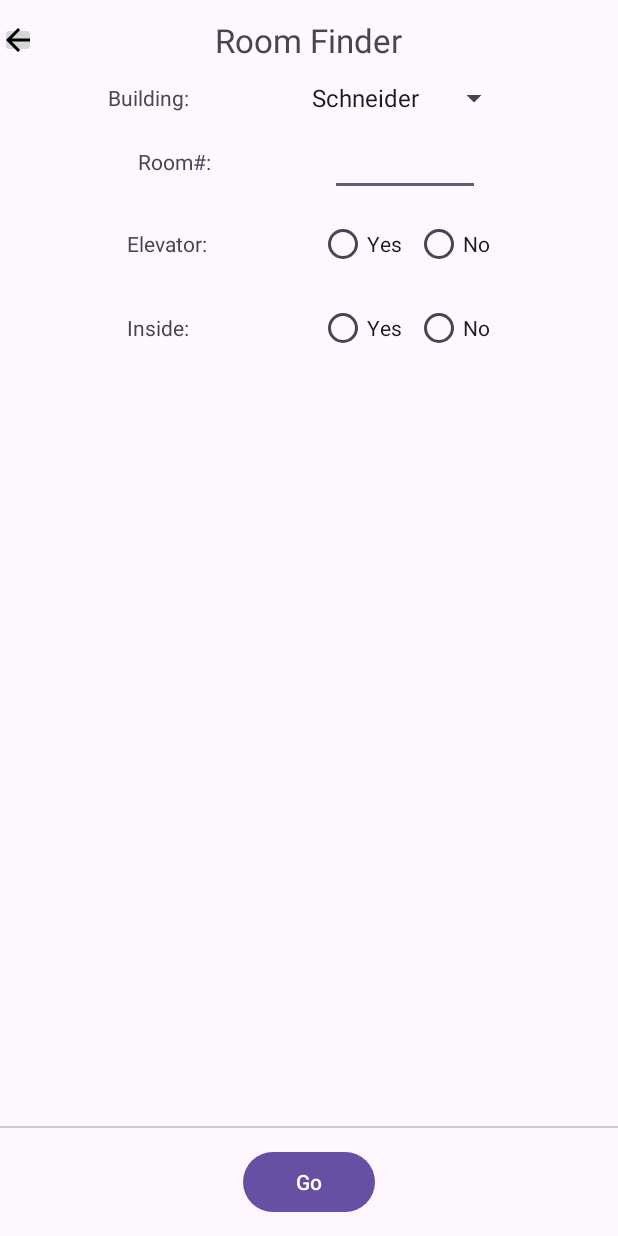
After one commit to IsaacH-Byte/ClassMaps, an Android app: the layout room_finder.xml on its own in the app's theme, with its tools: preview values and no code run, on a phone screen of 412 x 824 dp. The commit adds this screen. Run offline under Robolectric (Android 15) with nearby library versions, the phone set to English and light mode, and no system bars.

Commit message:
initial room finder page

```diff
--- /dev/null
+++ b/app/src/main/res/drawable/baseline_arrow_back.xml
@@ -0,0 +1,20 @@
+<!--
+  ~ Copyright (C) 2026 The Android Open Source Project
+  ~
+  ~ Licensed under the Apache License, Version 2.0 (the "License");
+  ~ you may not use this file except in compliance with the License.
+  ~ You may obtain a copy of the License at
+  ~
+  ~      http://www.apache.org/licenses/LICENSE-2.0
+  ~
+  ~ Unless required by applicable law or agreed to in writing, software
+  ~ distributed under the License is distributed on an "AS IS" BASIS,
+  ~ WITHOUT WARRANTIES OR CONDITIONS OF ANY KIND, either express or implied.
+  ~ See the License for the specific language governing permissions and
+  ~ limitations under the License.
+  -->
+<vector xmlns:android="http://schemas.android.com/apk/res/android" android:autoMirrored="true" android:height="24dp" android:tint="#000000" android:viewportHeight="24" android:viewportWidth="24" android:width="24dp">
+
+    <path android:fillColor="@android:color/white" android:pathData="M20,11H7.83l5.59,-5.59L12,4l-8,8 8,8 1.41,-1.41L7.83,13H20v-2z"/>
+
+</vector>
--- /dev/null
+++ b/app/src/main/res/layout/room_finder.xml
@@ -0,0 +1,139 @@
+<?xml version="1.0" encoding="utf-8"?>
+
+<LinearLayout
+    android:layout_width="match_parent"
+    android:layout_height="match_parent"
+    android:orientation="vertical"
+    android:gravity="center_horizontal"
+    android:paddingTop="12dp"
+    android:paddingBottom="12dp"
+    xmlns:android="http://schemas.android.com/apk/res/android">
+    <FrameLayout
+        android:layout_width="match_parent"
+        android:layout_height="wrap_content"
+        android:layout_marginBottom="12dp">
+        <ImageButton
+            android:layout_width="24dp"
+            android:layout_height="24dp"
+            android:layout_gravity="start|center_vertical"
+            android:src="@drawable/baseline_arrow_back">
+        </ImageButton>
+        <TextView
+            android:layout_width="wrap_content"
+            android:layout_height="wrap_content"
+            android:layout_gravity="center"
+            android:layout_marginStart="24dp"
+            android:layout_marginEnd="24dp"
+            android:textSize="22sp"
+            android:text="Room Finder"/>
+    </FrameLayout>
+
+    <LinearLayout
+        android:layout_width="match_parent"
+        android:layout_height="wrap_content"
+        android:orientation="vertical"
+        android:paddingStart="24dp"
+        android:paddingEnd="24dp">
+        <LinearLayout
+            android:layout_width="match_parent"
+            android:layout_height="wrap_content"
+            android:gravity="center"
+            android:orientation="horizontal">
+            <TextView
+                android:layout_width="wrap_content"
+                android:layout_height="wrap_content"
+                android:layout_gravity="center"
+                android:minWidth="128dp"
+                android:text="Building:"/>
+            <Spinner
+                android:layout_width="wrap_content"
+                android:layout_height="wrap_content"
+                android:entries="@array/building_options">
+            </Spinner>
+        </LinearLayout>
+        <LinearLayout
+            android:layout_width="match_parent"
+            android:layout_height="wrap_content"
+            android:gravity="center"
+            android:layout_marginTop="8dp"
+            android:orientation="horizontal">
+            <TextView
+                android:layout_width="wrap_content"
+                android:layout_height="wrap_content"
+                android:layout_gravity="center"
+                android:minWidth="128dp"
+                android:text="Room#:"/>
+            <EditText
+                android:layout_width="100dp"
+                android:layout_height="wrap_content"/>
+        </LinearLayout>
+        <LinearLayout
+            android:layout_width="match_parent"
+            android:layout_height="wrap_content"
+            android:gravity="center"
+            android:layout_marginTop="8dp"
+            android:orientation="horizontal">
+            <TextView
+                android:layout_width="wrap_content"
+                android:layout_height="wrap_content"
+                android:layout_gravity="center"
+                android:minWidth="128dp"
+                android:text="Elevator:"/>
+            <RadioGroup
+                android:layout_width="wrap_content"
+                android:layout_height="wrap_content"
+                android:orientation="horizontal">
+                <RadioButton
+                    android:layout_width="wrap_content"
+                    android:layout_height="wrap_content"
+                    android:text="Yes"/>
+                <RadioButton
+                    android:layout_width="wrap_content"
+                    android:layout_height="wrap_content"
+                    android:layout_marginStart="8dp"
+                    android:text="No"/>
+            </RadioGroup>
+        </LinearLayout>
+        <LinearLayout
+            android:layout_width="match_parent"
+            android:layout_height="wrap_content"
+            android:gravity="center"
+            android:layout_marginTop="8dp"
+            android:orientation="horizontal">
+            <TextView
+                android:layout_width="wrap_content"
+                android:layout_height="wrap_content"
+                android:layout_gravity="center"
+                android:minWidth="128dp"
+                android:text="Inside:"/>
+            <RadioGroup
+                android:layout_width="wrap_content"
+                android:layout_height="wrap_content"
+                android:orientation="horizontal">
+                <RadioButton
+                    android:layout_width="wrap_content"
+                    android:layout_height="wrap_content"
+                    android:text="Yes"/>
+                <RadioButton
+                    android:layout_width="wrap_content"
+                    android:layout_height="wrap_content"
+                    android:layout_marginStart="8dp"
+                    android:text="No"/>
+            </RadioGroup>
+        </LinearLayout>
+    </LinearLayout>
+    <Space
+        android:layout_width="0dp"
+        android:layout_height="0dp"
+        android:layout_weight="1" />
+    <View
+        android:layout_width="match_parent"
+        android:layout_height="1dp"
+        android:layout_marginTop="12dp"
+        android:background="#CCCCCC" />
+    <Button
+        android:layout_width="wrap_content"
+        android:layout_height="wrap_content"
+        android:layout_marginTop="12dp"
+        android:text="Go"/>
+</LinearLayout>
--- a/app/src/main/res/values/strings.xml
+++ b/app/src/main/res/values/strings.xml
@@ -96,4 +96,11 @@
         <item>Phillips Hall</item>
         <item>Schneider Hall</item>
     </string-array>
+
+    <string-array name="building_options">
+        <item>Schneider</item>
+        <item>Centennial</item>
+        <item>Phillips</item>
+        <item>Hibbard</item>
+    </string-array>
 </resources>
```
